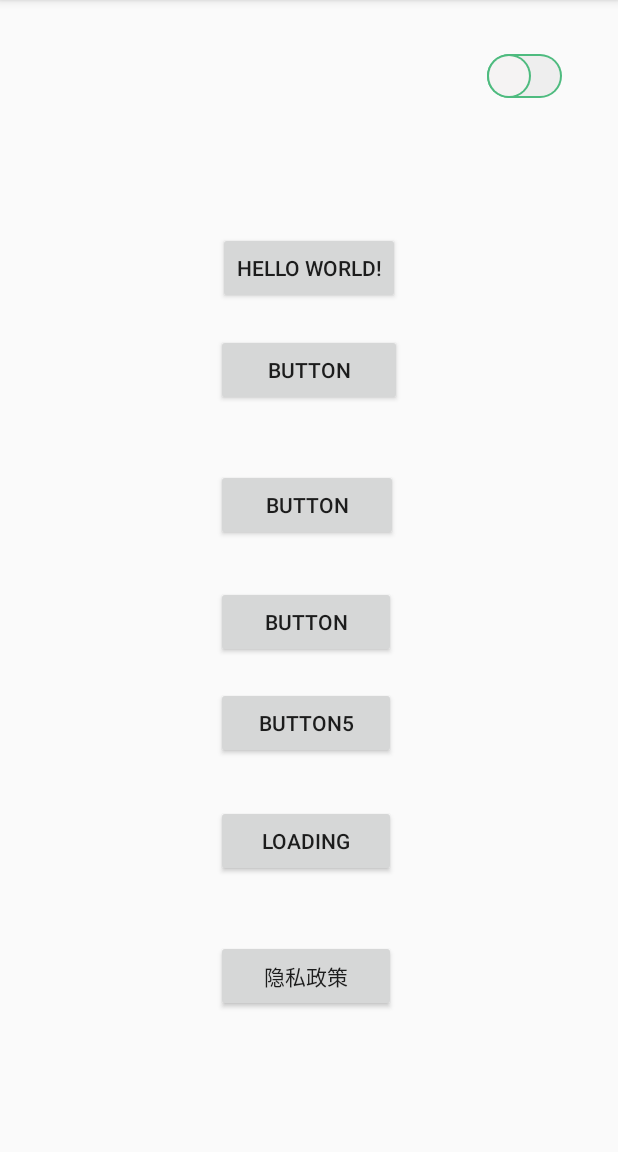
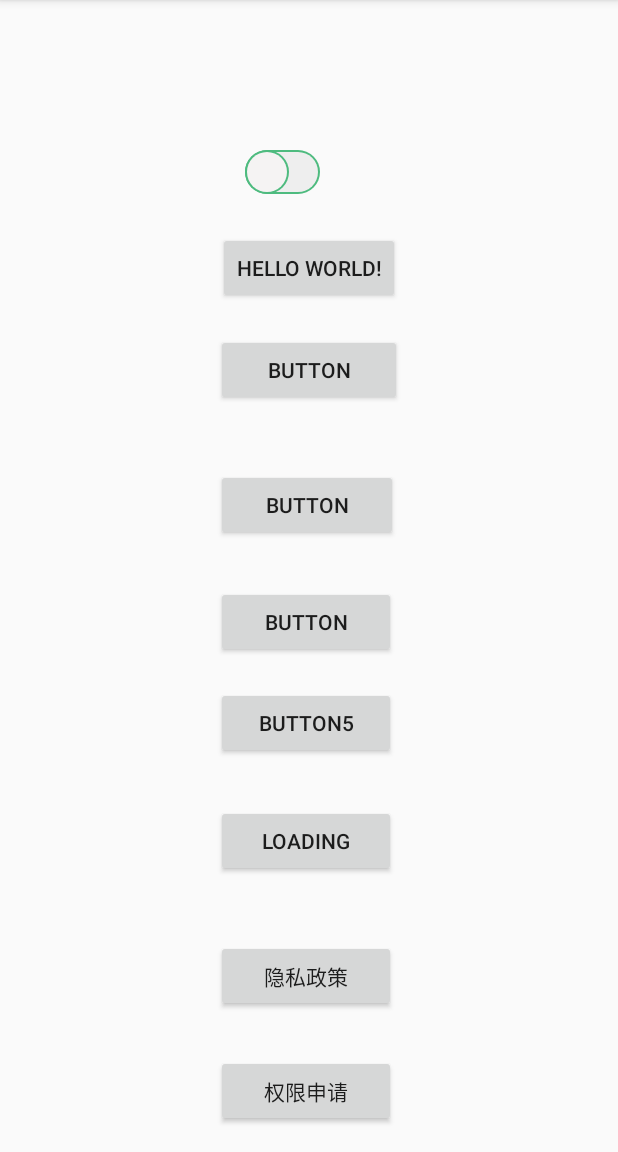
Before and after one commit to hfc123/iosdialog-master, an Android app: the screen it shows after launch (MainActivity), on a phone screen of 412 x 824 dp, the part 84-1236 px from its top. Run offline under Robolectric (Android 15) with nearby library versions, the phone set to English and light mode, and no system bars.

Commit message:
权限申请弹窗

```diff
--- a/app/src/main/java/com/ydtx/jobmanage/libs/MainActivity.java
+++ b/app/src/main/java/com/ydtx/jobmanage/libs/MainActivity.java
@@ -19,6 +19,7 @@ import com.ydtx.jobmanage.library.interfaces.OnDialogCountDownLisener;
 import com.ydtx.jobmanage.library.loading.IosLoading;
 import com.ydtx.jobmanage.library.loading.IosLoading;
 import com.ydtx.jobmanage.library.loading.RabbitLoading;
+import com.ydtx.jobmanage.library.permessiondialog.PDADialog;
 
 import java.util.Arrays;
 import java.util.List;
@@ -41,7 +42,7 @@ public class MainActivity extends AppCompatActivity {
         butterknife.ButterKnife.bind(this);
     }
 
-    @butterknife.OnClick({R.id.button1, R.id.button2, R.id.button3, R.id.button4, R.id.button5,R.id.button6, R.id.button7})
+    @butterknife.OnClick({R.id.button1, R.id.button2, R.id.button3, R.id.button4, R.id.button5,R.id.button6, R.id.button7, R.id.button8})
     public void onViewClicked(View view) {
         switch (view.getId()) {
             case R.id.button1:
@@ -108,6 +109,12 @@ public class MainActivity extends AppCompatActivity {
                 RabbitLoading loading = new RabbitLoading(this);
                 loading.show();
                 break;
+            case R.id.button8:
+
+                PDADialog pdaDialog = new PDADialog(this);
+                pdaDialog.show();
+
+                break;
             case R.id.button7:
 
                 ProtocolDialog plo = new ProtocolDialog(this, new ProtocolDialog.Callback() {
--- a/app/src/main/res/layout/activity_main.xml
+++ b/app/src/main/res/layout/activity_main.xml
@@ -114,19 +114,35 @@
         app:layout_constraintTop_toBottomOf="@+id/button3"
         app:layout_constraintVertical_bias="0.752" />
 
+    <Button
+        android:id="@+id/button8"
+        android:layout_width="120dp"
+        android:layout_height="wrap_content"
+        android:layout_marginTop="8dp"
+        android:layout_marginEnd="8dp"
+        android:layout_marginRight="8dp"
+        android:layout_marginBottom="8dp"
+        android:text="权限申请"
+        app:layout_constraintBottom_toBottomOf="parent"
+        app:layout_constraintEnd_toEndOf="@+id/button3"
+        app:layout_constraintHorizontal_bias="0.0"
+        app:layout_constraintStart_toStartOf="@+id/button3"
+        app:layout_constraintTop_toBottomOf="@+id/button3"
+        app:layout_constraintVertical_bias="0.975" />
+
     <com.ydtx.jobmanage.library.iosswitch.IosSwitch
         android:layout_width="wrap_content"
         android:layout_height="29dp"
+        android:layout_marginStart="8dp"
+        android:layout_marginLeft="8dp"
+        android:layout_marginTop="28dp"
+        android:layout_marginEnd="8dp"
+        android:layout_marginRight="8dp"
         android:layout_marginBottom="8dp"
-        android:layout_marginEnd="8dp"
-        android:layout_marginLeft="8dp"
-        android:layout_marginRight="8dp"
-        android:layout_marginStart="8dp"
-        android:layout_marginTop="28dp"
         app:layout_constraintBottom_toBottomOf="parent"
         app:layout_constraintEnd_toEndOf="parent"
-        app:layout_constraintHorizontal_bias="0.915"
+        app:layout_constraintHorizontal_bias="0.449"
         app:layout_constraintStart_toStartOf="parent"
         app:layout_constraintTop_toTopOf="parent"
-        app:layout_constraintVertical_bias="0.011" />
+        app:layout_constraintVertical_bias="0.102" />
 </android.support.constraint.ConstraintLayout>
--- /dev/null
+++ b/library/src/main/res/values/attrs.xml
@@ -0,0 +1,3 @@
+<?xml version="1.0" encoding="utf-8"?>
+<resources>
+</resources>
--- a/library/src/main/res/values/color.xml
+++ b/library/src/main/res/values/color.xml
@@ -9,6 +9,8 @@
     <color name="dialogcolorstroke">#FFFFFF</color>
     <color name="blueclose">#054AFA</color>
     <color name="content">#333333</color>
+    <color name="subtitle">#999999</color>
+    <color name="title">#333333</color>
     <color name="bluehead">#054AFA</color>
     <color name="mBasePlaneColor">#4ebb7f</color>
     <color name="mOpenSlotColor">#4ebb7f</color>
--- a/library/src/main/res/values/strings.xml
+++ b/library/src/main/res/values/strings.xml
@@ -2,4 +2,6 @@
     <string name="app_name">Library</string>
     <string name="park_user_protocol">《用户协议》</string>
     <string name="park_privacy_policy">《隐私政策》</string>
+    <string name="pdadscription">为了您能更好的使用每日优鲜需开启以下权限，您有权拒接或取消授权，取消后不影响您使用其他服务</string>
+    <string name="permessiondscription">您的定位信息将被用来获取您周围可供应的商品信息</string>
 </resources>
```
Also changed, not shown: library/src/main/java/com/ydtx/jobmanage/library/DimUtil.java (added, +43 -0 lines), library/src/main/java/com/ydtx/jobmanage/library/dialog/baseDialog/RoundBaseDialog.java (+28 -2 lines), library/src/main/java/com/ydtx/jobmanage/library/permessiondialog/PDADialog.java (added, +89 -0 lines), library/src/main/res/layout/pdalayout.xml (added, +87 -0 lines), library/src/main/res/values/dimens.xml (+6 -1 lines).
